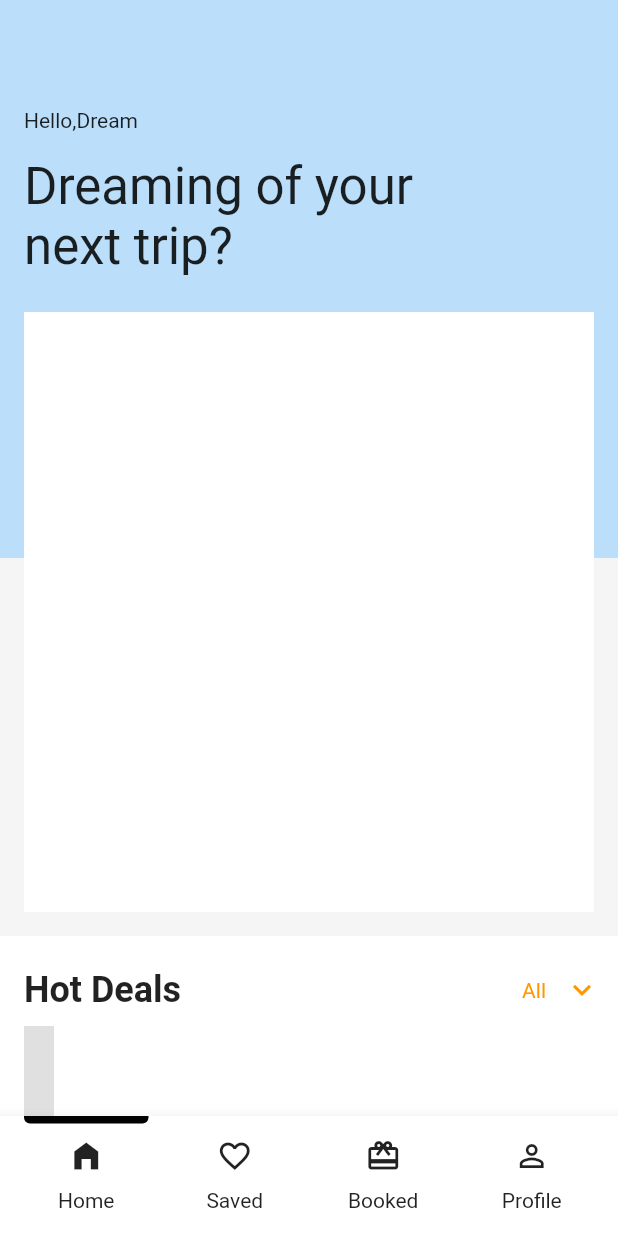
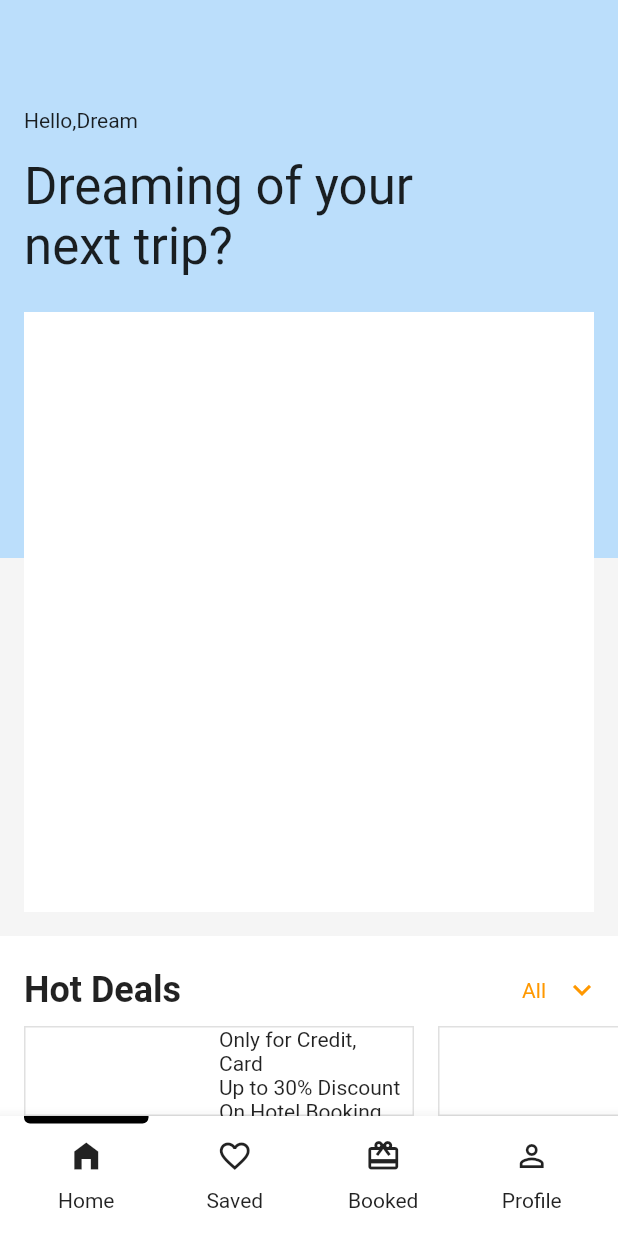
Before and after one commit to JAICHANGPARK/flutter_notebook_chapter_24, a Flutter app: the screen it shows after launch, on a phone screen of 412 x 824 dp. Run offline on Flutter 3.47's test engine with Material 2 defaults, Android fonts, the phone set to English and light mode, and no system bars; our stand-ins replace flutter_riverpod, freezed_annotation, ionicons, percent_indicator; missing offline and left inert: crypto_font_icons.

Commit message:
Update travel_app_main_page.dart

```diff
--- a/lib/ep1365_travel_app/view/travel_app_main_page.dart
+++ b/lib/ep1365_travel_app/view/travel_app_main_page.dart
@@ -139,10 +139,26 @@ class _TravelAppMainPageState extends State<TravelAppMainPage> {
                             itemCount: 10,
                             itemBuilder: (context, index) {
                               return Container(
+                                width: 260,
+                                margin: EdgeInsets.only(right: 16),
                                 decoration: BoxDecoration(
                                     border: Border.all(
                                   color: Colors.grey[300]!,
                                 )),
+                                child: Row(
+                                  children: [
+                                    Expanded(child: Container()),
+                                    Expanded(
+                                        child: Column(
+                                      crossAxisAlignment: CrossAxisAlignment.start,
+                                      children: [
+                                        Text("Only for Credit,"),
+                                        Text("Card"),
+                                        Text("Up to 30% Discount On Hotel Booking")
+                                      ],
+                                    ))
+                                  ],
+                                ),
                               );
                             },
                           ),
```
